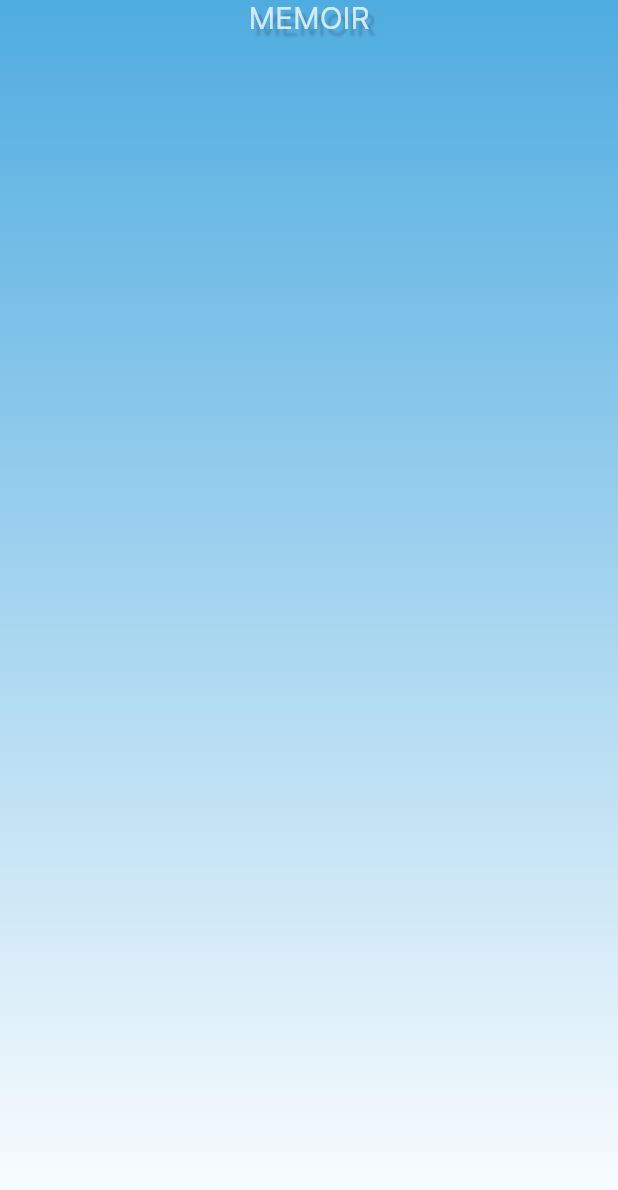
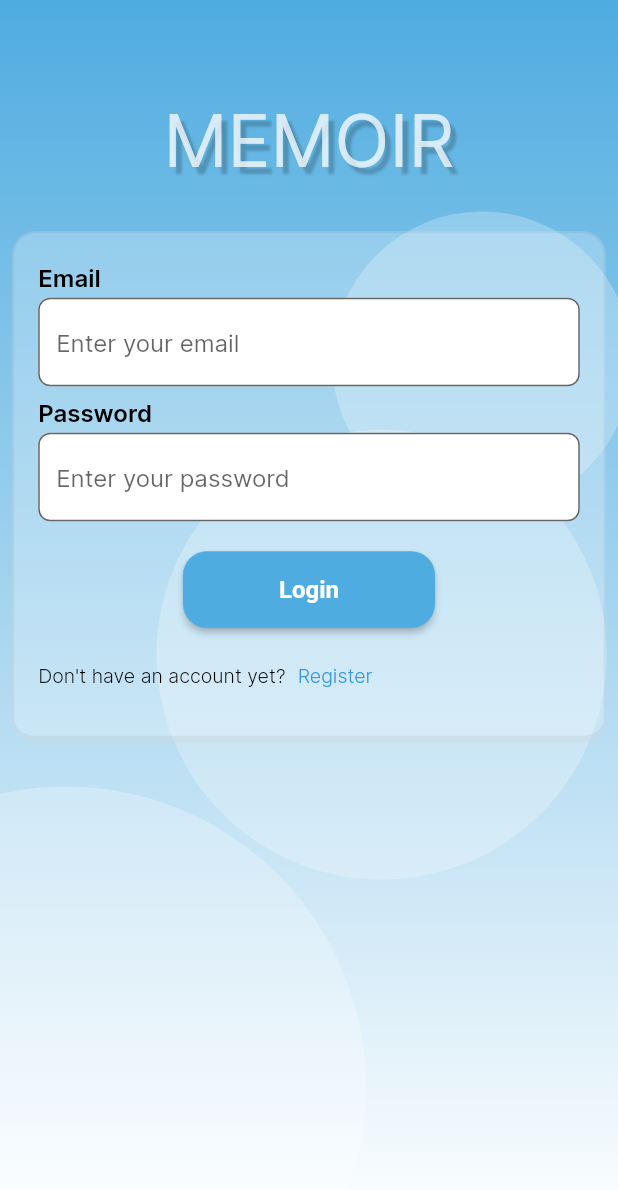
Before and after one commit to DavinTristanIeson/Semester4-PAMFE-UAS, a Flutter app: the LoginPage screen opened directly, after a tap on "Login", on a phone screen of 412 x 824 dp. Shown: the top 1190 px of the screen. Run offline on Flutter 3.47's test engine with Material 2 defaults, Android fonts, the phone set to English and light mode, and no system bars; drawn by our look-alikes of flutter_form_builder; our stand-ins replace image_picker.

Commit message:
feat: Login and register form

```diff
--- /dev/null
+++ b/lib/components/wrapper/input.dart
@@ -0,0 +1,198 @@
+import 'dart:io';
+
+import 'package:flutter/material.dart';
+import 'package:flutter_form_builder/flutter_form_builder.dart';
+import 'package:image_picker/image_picker.dart';
+import 'package:memoir/components/wrapper/touchable.dart';
+import 'package:memoir/helpers/strings.dart';
+import 'package:memoir/helpers/styles.dart';
+
+import '../../helpers/constants.dart';
+
+class _InputFieldLabel extends StatelessWidget {
+  final Widget child;
+  final String label;
+  const _InputFieldLabel({required this.child, required this.label});
+
+  @override
+  Widget build(BuildContext context) {
+    return Padding(
+        padding: const EdgeInsets.symmetric(vertical: GAP_SM),
+        child: Column(
+          crossAxisAlignment: CrossAxisAlignment.start,
+          children: [
+            Text(label, style: TEXT_IMPORTANT),
+            const SizedBox(height: GAP_SM),
+            child,
+          ],
+        ));
+  }
+}
+
+class TextInputField extends StatelessWidget {
+  final String name;
+  final String? Function(String?) validator;
+  final String label;
+  final String? placeholder;
+  final bool? obscureText;
+  final bool? isTextarea;
+  const TextInputField({
+    super.key,
+    required this.name,
+    required this.validator,
+    required this.label,
+    this.placeholder,
+    this.obscureText,
+    this.isTextarea,
+  });
+  @override
+  Widget build(BuildContext context) {
+    return _InputFieldLabel(
+      label: label,
+      child: FormBuilderTextField(
+        autovalidateMode: AutovalidateMode.onUserInteraction,
+        name: name,
+        validator: validator,
+        decoration: InputDecoration(
+          hintText: placeholder,
+          border: BORDER_INPUT,
+          fillColor: Colors.white,
+          filled: true,
+        ),
+        minLines: isTextarea != null && isTextarea! ? 6 : null,
+        maxLines: obscureText != null && obscureText!
+            ? 1
+            : isTextarea != null && isTextarea!
+                ? null
+                : 1,
+        obscureText: obscureText ?? false,
+      ),
+    );
+  }
+}
+
+class DateTimeInputField extends StatelessWidget {
+  final String name;
+  final String? Function(DateTime?) validator;
+  final String label;
+  final String? placeholder;
+  const DateTimeInputField(
+      {super.key,
+      required this.name,
+      required this.label,
+      this.placeholder,
+      required this.validator});
+
+  Future<DateTime?> getDate(BuildContext context, DateTime? value) {
+    const FOUR_YEARS = Duration(days: 365 * 4);
+    return showDatePicker(
+        context: context,
+        initialDate: value ?? DateTime.now().subtract(FOUR_YEARS),
+        firstDate: DateTime.fromMicrosecondsSinceEpoch(0),
+        lastDate: DateTime.now().subtract(FOUR_YEARS),
+        initialEntryMode: DatePickerEntryMode.inputOnly);
+  }
+
+  @override
+  Widget build(BuildContext context) {
+    return _InputFieldLabel(
+      label: label,
+      child: FormBuilderField<DateTime>(
+          name: name,
+          validator: validator,
+          autovalidateMode: AutovalidateMode.onUserInteraction,
+          builder: (state) {
+            String? value = state.value != null
+                ? "${state.value!.day.pad0(2)}/${state.value!.month.pad0(2)}/${state.value!.year.pad0(4)}"
+                : null;
+            return InkWell(
+              onTap: () async {
+                state.didChange(await getDate(context, state.value));
+              },
+              child: TextField(
+                enabled: false,
+                controller: TextEditingController(text: value),
+                decoration: InputDecoration(
+                  hintText: placeholder,
+                  border: BORDER_INPUT,
+                  fillColor: Colors.white,
+                  filled: true,
+                ),
+                readOnly: true,
+              ),
+            );
+          }),
+    );
+  }
+}
+
+class ImageInputField extends StatelessWidget {
+  final String name;
+  final ImagePicker _picker = ImagePicker();
+  final String? Function(XFile?) validator;
+  final String label;
+  final String? placeholder;
+  final double height;
+  ImageInputField(
+      {super.key,
+      required this.name,
+      required this.label,
+      this.height = 300.0,
+      this.placeholder,
+      required this.validator});
+
+  Widget buildImageName(String title) {
+    return Positioned(
+      bottom: 0,
+      right: 0,
+      child: Container(
+          decoration: BoxDecoration(color: Colors.black.withOpacity(0.5)),
+          padding: const EdgeInsets.all(GAP),
+          child: Text(title.trimBeyond(40), style: TEXT_SMALL_DETAIL)),
+    );
+  }
+
+  Widget buildImageBody(XFile? image) {
+    return Container(
+        decoration: const BoxDecoration(
+            borderRadius: BorderRadius.all(Radius.circular(GAP)),
+            gradient: VGRADIENT_DISABLED_FADE),
+        height: height,
+        child: Center(
+            child: image != null
+                ? Image.file(File(image.path), height: 300.0, fit: BoxFit.cover)
+                : placeholder != null
+                    ? Text(placeholder!,
+                        style: const TextStyle(
+                          color: Colors.black54,
+                          fontWeight: FontWeight.bold,
+                        ))
+                    : null));
+  }
+
+  @override
+  Widget build(BuildContext context) {
+    return _InputFieldLabel(
+      label: label,
+      child: FormBuilderField<XFile>(
+          name: name,
+          autovalidateMode: AutovalidateMode.onUserInteraction,
+          validator: validator,
+          builder: (FormFieldState<XFile> field) {
+            return GestureDetector(
+                onTap: () async {
+                  final result =
+                      await _picker.pickImage(source: ImageSource.gallery);
+                  field.didChange(result);
+                },
+                child: Stack(
+                  children: [
+                    buildImageBody(field.value),
+                    if (field.value?.name != null)
+                      buildImageName(field.value!.name)
+                  ],
+                ));
+          }),
+    );
+  }
+}
--- /dev/null
+++ b/lib/components/wrapper/touchable.dart
@@ -0,0 +1,49 @@
+import 'package:flutter/material.dart';
+
+import '../../helpers/constants.dart';
+
+class TextLink extends StatelessWidget {
+  final void Function() onPressed;
+  final String text;
+  const TextLink({super.key, required this.onPressed, required this.text});
+
+  @override
+  Widget build(BuildContext context) {
+    return TextButton(
+        onPressed: onPressed,
+        child: Text(text,
+            style: const TextStyle(
+              color: COLOR_LINK,
+              fontSize: FS_DEFAULT,
+              fontWeight: FontWeight.w300,
+            )));
+  }
+}
+
+class OverInkwell extends StatelessWidget {
+  final Widget child;
+  final Color? splashColor;
+  final void Function()? onTap;
+  const OverInkwell(
+      {super.key, required this.child, this.splashColor, this.onTap});
+
+  @override
+  Widget build(BuildContext context) {
+    return Stack(
+      children: [
+        Positioned.fill(
+          child: child,
+        ),
+        Positioned.fill(
+          child: Material(
+            color: Colors.transparent,
+            child: InkWell(
+              splashColor: splashColor ?? COLOR_SECONDARY,
+              onTap: onTap,
+            ),
+          ),
+        )
+      ],
+    );
+  }
+}
--- a/lib/helpers/constants.dart
+++ b/lib/helpers/constants.dart
@@ -6,6 +6,7 @@
 const Color COLOR_DISABLED = Color(0xFFD9D9D9);
 const Color COLOR_SUCCESS = Color(0xFF4FE066);
 const Color COLOR_DANGER = Color.fromARGB(255, 228, 57, 57);
+const Color COLOR_LINK = Color(0xFF3498DB);
 
 const Color COLOR_FADED_75 = Color.fromRGBO(255, 255, 255, 0.75);
 const Color COLOR_FADED_50 = Color.fromRGBO(255, 255, 255, 0.5);
@@ -16,6 +17,15 @@
 const double FS_DEFAULT = 13.0;
 const double FS_EMPHASIS = 16.0;
 const double FS_LARGE = 20.0;
+const double FS_DISPLAY = 48.0;
 
 // Border Radius
-const double BR_BIG = 16.0;
+const double BR_SMALL = 4.0;
+const double BR_DEFAULT = 8.0;
+const double BR_LARGE = 16.0;
+
+// Spacing
+const double GAP_SM = 4.0;
+const double GAP = 8.0;
+const double GAP_LG = 16.0;
+const double GAP_XL = 32.0;
--- a/lib/helpers/styles.dart
+++ b/lib/helpers/styles.dart
@@ -2,15 +2,63 @@
 
 import 'constants.dart';
 
-const VERTICAL_FADING_GRADIENT = LinearGradient(
+const VGRADIENT_PRIMARY_FADE = LinearGradient(
   colors: [COLOR_PRIMARY, Colors.white],
   begin: Alignment.topCenter,
   end: Alignment.bottomCenter,
 );
+const VGRADIENT_DISABLED_FADE = LinearGradient(
+  colors: [COLOR_DISABLED, Colors.white],
+  begin: Alignment.topCenter,
+  end: Alignment.bottomCenter,
+);
 
-const TEXT_SHADOW = [
+const SHADOW_TEXT = [
   Shadow(
       offset: Offset(4.0, 5.0),
       blurRadius: 1.5,
       color: Color.fromRGBO(0, 0, 0, 0.2))
 ];
+const BOX_SHADOW_DEFAULT = [
+  BoxShadow(
+    blurRadius: 3,
+    offset: Offset(4.0, 5.0),
+    color: Color.fromRGBO(0, 0, 0, 0.2),
+  )
+];
+
+const CIRCLE_SHAPE = CircleBorder(side: BorderSide.none);
+final ELLIPTICAL_SHAPE =
+    RoundedRectangleBorder(borderRadius: BorderRadius.circular(BR_LARGE));
+
+const BORDER_INPUT = OutlineInputBorder(
+    borderRadius: BorderRadius.all(Radius.circular(BR_DEFAULT)),
+    borderSide: BorderSide(color: Colors.black, width: 4.0));
+
+final BUTTON_PRIMARY = ElevatedButton.styleFrom(
+    backgroundColor: COLOR_PRIMARY,
+    shape: ELLIPTICAL_SHAPE,
+    textStyle: TEXT_BTN_PRIMARY,
+    padding:
+        const EdgeInsets.symmetric(vertical: GAP_LG, horizontal: GAP_XL * 2));
+
+const TEXT_BTN_PRIMARY = TextStyle(
+  fontSize: FS_EMPHASIS,
+  color: COLOR_ON_PRIMARY,
+  fontWeight: FontWeight.bold,
+);
+const TEXT_IMPORTANT = TextStyle(
+  fontSize: FS_EMPHASIS,
+  color: Colors.black,
+  fontWeight: FontWeight.w600,
+);
+const TEXT_DETAIL = TextStyle(
+  fontSize: FS_DEFAULT,
+  color: Colors.black,
+  fontWeight: FontWeight.w300,
+);
+const TEXT_SMALL_DETAIL = TextStyle(
+  fontSize: FS_SMALL,
+  color: COLOR_ON_PRIMARY,
+  fontWeight: FontWeight.w200,
+);
--- /dev/null
+++ b/lib/helpers/validators.dart
@@ -0,0 +1,38 @@
+RegExp EMAIL_REGEX = RegExp(
+    r"/^[a-zA-Z0-9.!#$%&’*+/=?^_`{|}~-]+@[a-zA-Z0-9-]+(?:\.[a-zA-Z0-9-]+)+$/");
+RegExp NAME_REGEX = RegExp("^[a-zA-Z]+( [a-zA-Z]+)*\$");
+String? validateEmail(String? email) {
+  if (email == null || email.isEmpty) return "Email is required!";
+  if (EMAIL_REGEX.hasMatch(email))
+    return "Provided email is not a valid email!";
+  return null;
+}
+
+String? validatePassword(String? password) {
+  if (password == null || password.isEmpty) return "Password is required!";
+  if (password.length < 8)
+    return "Password must consist of at least 8 characters!";
+  return null;
+}
+
+String? validateName(String? name) {
+  if (name == null || name.isEmpty) return "Name is required!";
+  if (name.length < 5) return "Name must consist of at least 5 characters!";
+  if (!NAME_REGEX.hasMatch(name))
+    return "Name can only consist of alphabets and one space between words.";
+  return null;
+}
+
+String? Function(dynamic) isNotEmpty(String message) {
+  return (dynamic value) {
+    if (value is String) {
+      return value.isEmpty ? message : null;
+    } else {
+      return value == null ? message : null;
+    }
+  };
+}
+
+String? noValidate(dynamic any) {
+  return null;
+}
--- a/lib/main.dart
+++ b/lib/main.dart
@@ -1,4 +1,5 @@
 import 'package:flutter/material.dart';
+import 'package:memoir/helpers/constants.dart';
 import 'package:memoir/views/login/main.dart';
 
 void main() {
@@ -14,7 +15,9 @@
     return MaterialApp(
       title: 'Flutter Demo',
       theme: ThemeData(
+        primaryColor: COLOR_PRIMARY,
         fontFamily: "Inter",
+        scaffoldBackgroundColor: Colors.white,
       ),
       home: const LoginPage(),
     );
--- /dev/null
+++ b/lib/views/login/components.dart
@@ -0,0 +1,128 @@
+import 'dart:math';
+
+import 'package:flutter/material.dart';
+import 'package:memoir/helpers/constants.dart';
+import 'package:memoir/helpers/styles.dart';
+
+class FadedCircle extends StatefulWidget {
+  final double radius;
+  final double xOrigin;
+  final double yOrigin;
+  final double xMotion;
+  final double yMotion;
+  final Duration duration;
+  const FadedCircle(
+      {super.key,
+      required this.radius,
+      this.xMotion = 64.0,
+      this.yMotion = 64.0,
+      required this.xOrigin,
+      required this.yOrigin,
+      required this.duration});
+
+  @override
+  State<FadedCircle> createState() => _FadedCircleState();
+}
+
+class _FadedCircleState extends State<FadedCircle>
+    with SingleTickerProviderStateMixin {
+  late final AnimationController _animation;
+  @override
+  void initState() {
+    _animation = AnimationController(vsync: this)
+      ..repeat(period: widget.duration);
+    super.initState();
+  }
+
+  @override
+  Widget build(BuildContext context) {
+    return AnimatedBuilder(
+        animation: _animation,
+        child: Container(
+          decoration: BoxDecoration(
+            color: COLOR_FADED_25,
+            borderRadius: BorderRadius.circular(widget.radius / 2),
+          ),
+          width: widget.radius,
+          height: widget.radius,
+        ),
+        builder: (context, child) {
+          return Positioned(
+            left: widget.xOrigin +
+                cos(_animation.value * 2 * pi) * widget.xMotion,
+            top: widget.yOrigin +
+                sin(_animation.value * 2 * pi) * widget.yMotion,
+            child: child!,
+          );
+        });
+  }
+}
+
+class LoginPageGradientBackground extends StatelessWidget {
+  final Widget child;
+  final double? paddingTop;
+  const LoginPageGradientBackground(
+      {super.key, required this.child, this.paddingTop});
+
+  @override
+  Widget build(BuildContext context) {
+    double width = MediaQuery.of(context).size.width;
+    double height = MediaQuery.of(context).size.height;
+    return Container(
+      width: double.maxFinite,
+      height: double.maxFinite,
+      decoration: const BoxDecoration(gradient: VGRADIENT_PRIMARY_FADE),
+      child: Stack(
+        children: [
+          FadedCircle(
+              radius: 200.0,
+              xOrigin: width * 0.6,
+              yOrigin: height * 0.1,
+              duration: const Duration(seconds: 10)),
+          FadedCircle(
+              radius: 400.0,
+              xOrigin: width * 0.2,
+              yMotion: 100.0,
+              xMotion: 250.0,
+              yOrigin: height * 0.6,
+              duration: const Duration(seconds: 7)),
+          FadedCircle(
+              radius: 300.0,
+              xOrigin: width * 0.1,
+              xMotion: -80.0,
+              yOrigin: height * 0.3,
+              duration: const Duration(seconds: 8)),
+          Padding(
+              padding:
+                  const EdgeInsets.all(GAP).copyWith(top: paddingTop ?? GAP),
+              child: SingleChildScrollView(child: child)),
+        ],
+      ),
+    );
+  }
+}
+
+class LoginPageFormContainer extends StatelessWidget {
+  final Widget child;
+  const LoginPageFormContainer({super.key, required this.child});
+
+  @override
+  Widget build(BuildContext context) {
+    const BorderSide THIN =
+        BorderSide(color: Color.fromRGBO(0, 0, 0, 0.05), width: 1.5);
+    const BorderSide THICK =
+        BorderSide(color: Color.fromRGBO(0, 0, 0, 0.05), width: 5);
+    return Container(
+        decoration: const BoxDecoration(
+            color: COLOR_FADED_25,
+            border: Border(
+              top: THIN,
+              left: THIN,
+              right: THIN,
+              bottom: THICK,
+            ),
+            borderRadius: BorderRadius.all(Radius.circular(BR_LARGE))),
+        padding: const EdgeInsets.all(GAP_LG),
+        child: child);
+  }
+}
--- a/lib/views/login/login.dart
+++ b/lib/views/login/login.dart
@@ -1,33 +1,60 @@
 import 'package:flutter/material.dart';
+import 'package:flutter_form_builder/flutter_form_builder.dart';
+import 'package:memoir/components/wrapper/input.dart';
+import 'package:memoir/components/wrapper/touchable.dart';
 import 'package:memoir/helpers/constants.dart';
 import 'package:memoir/helpers/styles.dart';
+import 'package:memoir/helpers/validators.dart';
+import 'package:memoir/views/login/components.dart';
+
+GlobalKey<FormBuilderState> _loginFormKey = GlobalKey();
 
 class LoginForm extends StatelessWidget {
-  const LoginForm({super.key});
+  final void Function() onSwitch;
+  const LoginForm({super.key, required this.onSwitch});
+
+  void submit() {
+    if (_loginFormKey.currentState == null)
+      throw Exception(
+          "Cannot find login form in the Widget tree. Did you forget to put the key into the login form?");
+    final FormBuilderState state = _loginFormKey.currentState!;
+    if (!state.validate()) return;
+  }
 
   @override
   Widget build(BuildContext context) {
-    return Scaffold(
-        body: Container(
-            width: double.maxFinite,
-            decoration: const BoxDecoration(gradient: VERTICAL_FADING_GRADIENT),
-            child: Column(
-              children: [
-                const Text("MEMOIR",
-                    style: TextStyle(
-                      color: COLOR_FADED_75,
-                      fontSize: FS_LARGE,
-                      shadows: TEXT_SHADOW,
-                    )),
-                Container(
-                    decoration: const BoxDecoration(
-                        color: COLOR_FADED_25,
-                        borderRadius:
-                            BorderRadius.all(Radius.circular(BR_BIG))),
-                    child: const Column(
-                      children: [],
-                    )),
-              ],
-            )));
+    return FormBuilder(
+      key: _loginFormKey,
+      child: LoginPageFormContainer(
+          child: Column(
+        children: [
+          TextInputField(
+              name: "email",
+              validator: isNotEmpty("Email is required"),
+              label: "Email",
+              placeholder: "Enter your email"),
+          TextInputField(
+              name: "password",
+              validator: isNotEmpty("Password is required"),
+              placeholder: "Enter your password",
+              obscureText: true,
+              label: "Password"),
+          Padding(
+            padding: const EdgeInsets.only(top: GAP_LG, bottom: GAP),
+            child: ElevatedButton(
+              onPressed: submit,
+              style: BUTTON_PRIMARY,
+              child: const Text("Login", style: TEXT_BTN_PRIMARY),
+            ),
+          ),
+          Row(
+            children: [
+              const Text("Don't have an account yet?", style: TEXT_DETAIL),
+              TextLink(onPressed: onSwitch, text: "Register")
+            ],
+          )
+        ],
+      )),
+    );
   }
 }
--- a/lib/views/login/main.dart
+++ b/lib/views/login/main.dart
@@ -1,42 +1,48 @@
-import 'package:flutter/widgets.dart';
+import 'package:flutter/material.dart';
 import 'package:memoir/views/login/login.dart';
 import 'package:memoir/views/login/register.dart';
+
+import '../../helpers/constants.dart';
+import '../../helpers/styles.dart';
+import 'components.dart';
 
 class LoginPage extends StatefulWidget {
   const LoginPage({super.key});
 
   @override
   State<LoginPage> createState() => LoginPageState();
-
-  static LoginPageState of(BuildContext context) {
-    return context
-        .dependOnInheritedWidgetOfExactType<LoginPageAncestor>()!
-        .state;
-  }
 }
 
 class LoginPageState extends State<LoginPage> {
-  bool isLogin = false;
-  void setMode(bool isLogin) {
+  bool isLogin = true;
+  void onSwitch() {
     setState(() {
-      this.isLogin = isLogin;
+      isLogin = !isLogin;
     });
   }
 
   @override
   Widget build(BuildContext context) {
-    return LoginPageAncestor(
-        state: this, child: isLogin ? const LoginForm() : const RegisterForm());
+    return Scaffold(
+        body: LoginPageGradientBackground(
+            paddingTop: isLogin ? GAP_XL * 2 : GAP_XL,
+            child: Column(
+              children: [
+                const Text("MEMOIR",
+                    style: TextStyle(
+                      color: COLOR_FADED_75,
+                      fontSize: FS_DISPLAY,
+                      shadows: SHADOW_TEXT,
+                    )),
+                const SizedBox(height: GAP_XL),
+                isLogin
+                    ? LoginForm(
+                        onSwitch: onSwitch,
+                      )
+                    : RegisterForm(
+                        onSwitch: onSwitch,
+                      ),
+              ],
+            )));
   }
 }
-
-class LoginPageAncestor extends InheritedWidget {
-  final LoginPageState state;
-  const LoginPageAncestor(
-      {super.key, required this.state, required super.child});
-
-  @override
-  bool updateShouldNotify(covariant LoginPageAncestor oldWidget) {
-    return oldWidget.state.isLogin != state.isLogin;
-  }
-}
--- a/lib/views/login/register.dart
+++ b/lib/views/login/register.dart
@@ -1,14 +1,82 @@
 import 'package:flutter/material.dart';
+import 'package:flutter_form_builder/flutter_form_builder.dart';
+import 'package:memoir/components/wrapper/input.dart';
+import 'package:memoir/components/wrapper/touchable.dart';
+import 'package:memoir/helpers/constants.dart';
+import 'package:memoir/helpers/styles.dart';
+import 'package:memoir/helpers/validators.dart';
+import 'package:memoir/views/login/components.dart';
 
-import 'main.dart';
+GlobalKey<FormBuilderState> _registerFormKey = GlobalKey();
 
 class RegisterForm extends StatelessWidget {
-  const RegisterForm({super.key});
+  final void Function() onSwitch;
+  const RegisterForm({super.key, required this.onSwitch});
+
+  void submit() {
+    if (_registerFormKey.currentState == null)
+      throw Exception(
+          "Cannot find register form in the Widget tree. Did you forget to put the key into the register form?");
+    final FormBuilderState state = _registerFormKey.currentState!;
+    if (!state.validate()) return;
+
+    print(state.fields.values.map((x) => x.value));
+  }
 
   @override
   Widget build(BuildContext context) {
-    return ElevatedButton(
-        onPressed: () => LoginPage.of(context).setMode(true),
-        child: const Text("Login"));
+    return FormBuilder(
+        key: _registerFormKey,
+        child: LoginPageFormContainer(
+          child: Column(children: [
+            const TextInputField(
+                name: "email",
+                validator: validateEmail,
+                label: "Email",
+                placeholder: "Enter your email"),
+            const TextInputField(
+                name: "password",
+                validator: validatePassword,
+                label: "Password",
+                placeholder: "Enter your password"),
+            const TextInputField(
+                name: "name",
+                validator: validateName,
+                label: "Name",
+                placeholder: "Enter your name"),
+            const TextInputField(
+              name: "bio",
+              validator: noValidate,
+              label: "Biography",
+              placeholder: "About You",
+            ),
+            const DateTimeInputField(
+                name: "birthdate",
+                label: "Date of Birth",
+                validator: noValidate,
+                placeholder: "Enter your date of birth"),
+            ImageInputField(
+              name: "pfp",
+              label: "Profile Picture",
+              height: 300,
+              placeholder: "Choose your pfp",
+              validator: isNotEmpty("Profile picture is required"),
+            ),
+            Padding(
+              padding: const EdgeInsets.only(top: GAP_LG, bottom: GAP),
+              child: ElevatedButton(
+                onPressed: submit,
+                style: BUTTON_PRIMARY,
+                child: const Text("Register"),
+              ),
+            ),
+            Row(
+              children: [
+                const Text("Already have an account?", style: TEXT_DETAIL),
+                TextLink(onPressed: onSwitch, text: "Login")
+              ],
+            )
+          ]),
+        ));
   }
 }
```
Also changed, not shown: lib/helpers/strings.dart (added, +14 -0 lines), 1 other file.
